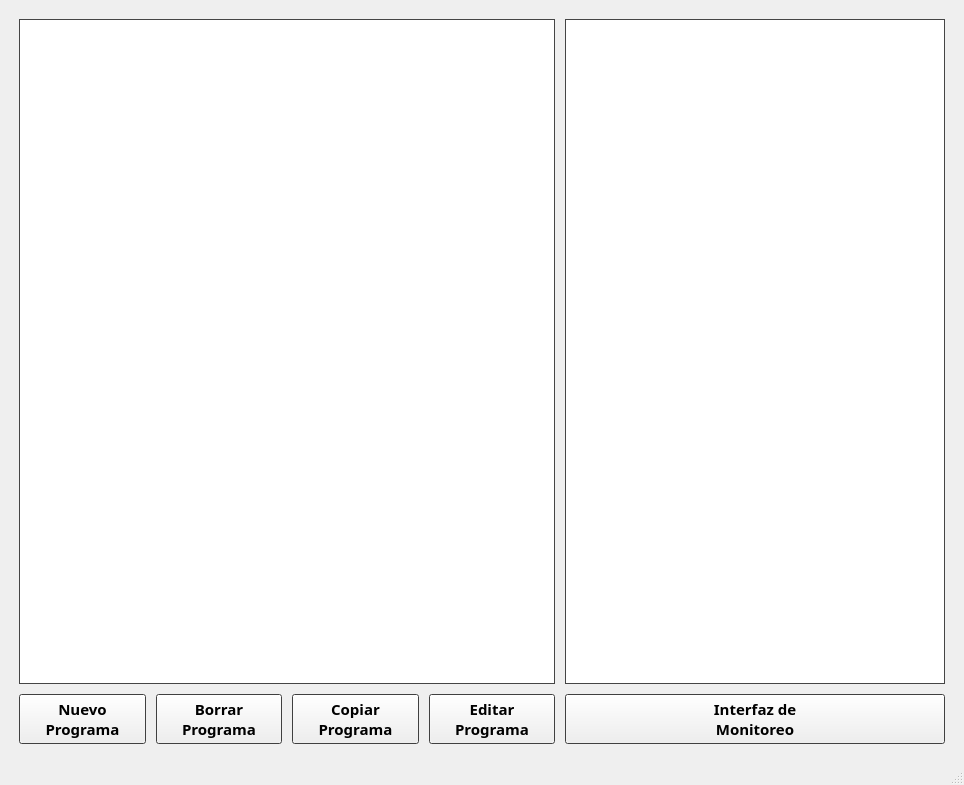
Above: GUI/PyQt Designer/SFVI.ui from jorgetrumbel/SFVI-MIA before the change. Below: the same form after it.
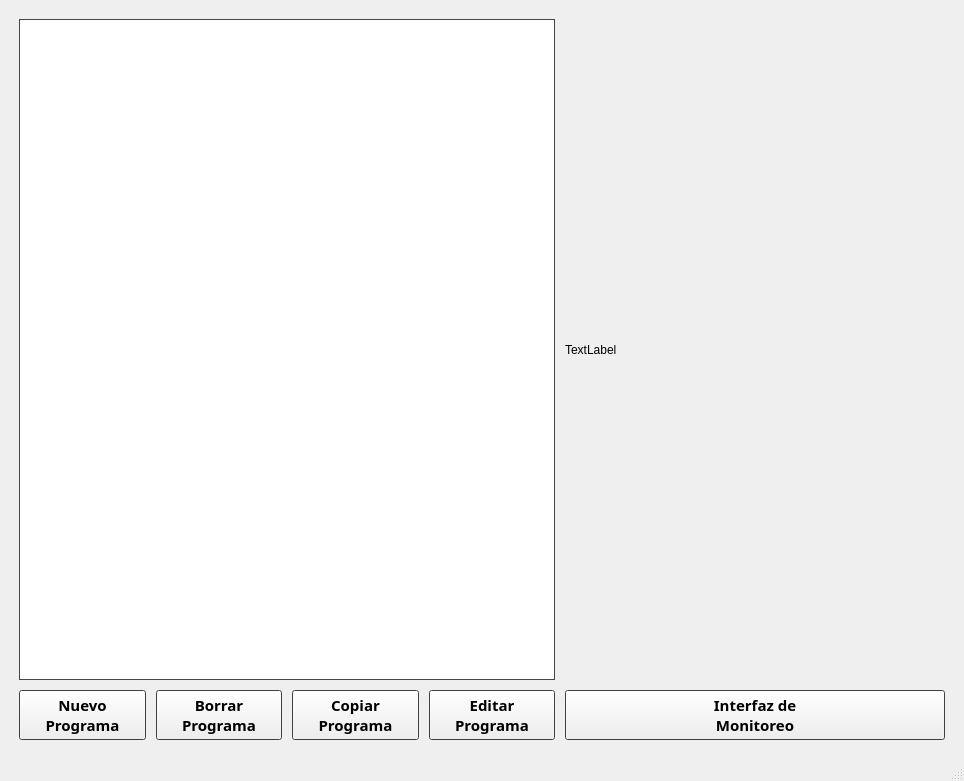
That is the form after the change. The open tabs and pages were chosen to show the change.

Commit message: Agregado de dialogo para ingreso de comando

Patch:
```diff
--- a/GUI/PyQt Designer/SFVI.ui
+++ b/GUI/PyQt Designer/SFVI.ui
@@ -7,7 +7,7 @@
     <x>0</x>
     <y>0</y>
     <width>964</width>
-    <height>785</height>
+    <height>781</height>
    </rect>
   </property>
   <property name="windowTitle">
@@ -427,93 +427,7 @@
         </property>
         <item>
          <layout class="QGridLayout" name="gridLayoutScreenProgrammingMain">
-          <item row="1" column="2">
-           <widget class="QPushButton" name="buttonCopyProgramScreenProgrammingMain">
-            <property name="sizePolicy">
-             <sizepolicy hsizetype="Expanding" vsizetype="Fixed">
-              <horstretch>1</horstretch>
-              <verstretch>0</verstretch>
-             </sizepolicy>
-            </property>
-            <property name="font">
-             <font>
-              <family>Sitka</family>
-              <pointsize>11</pointsize>
-              <weight>75</weight>
-              <bold>true</bold>
-             </font>
-            </property>
-            <property name="text">
-             <string>Copiar
-Programa</string>
-            </property>
-           </widget>
-          </item>
-          <item row="1" column="1">
-           <widget class="QPushButton" name="buttonEraseProgramScreenProgrammingMain">
-            <property name="sizePolicy">
-             <sizepolicy hsizetype="Expanding" vsizetype="Fixed">
-              <horstretch>1</horstretch>
-              <verstretch>0</verstretch>
-             </sizepolicy>
-            </property>
-            <property name="font">
-             <font>
-              <family>Sitka</family>
-              <pointsize>11</pointsize>
-              <weight>75</weight>
-              <bold>true</bold>
-             </font>
-            </property>
-            <property name="text">
-             <string>Borrar
-Programa</string>
-            </property>
-           </widget>
-          </item>
-          <item row="0" column="0" colspan="4">
-           <widget class="QGraphicsView" name="graphicsView_2">
-            <property name="sizePolicy">
-             <sizepolicy hsizetype="Expanding" vsizetype="Expanding">
-              <horstretch>4</horstretch>
-              <verstretch>0</verstretch>
-             </sizepolicy>
-            </property>
-           </widget>
-          </item>
-          <item row="1" column="0">
-           <widget class="QPushButton" name="buttonNewProgramScreenProgrammingMain">
-            <property name="sizePolicy">
-             <sizepolicy hsizetype="Expanding" vsizetype="Fixed">
-              <horstretch>1</horstretch>
-              <verstretch>0</verstretch>
-             </sizepolicy>
-            </property>
-            <property name="font">
-             <font>
-              <family>Sitka</family>
-              <pointsize>11</pointsize>
-              <weight>75</weight>
-              <bold>true</bold>
-             </font>
-            </property>
-            <property name="text">
-             <string>Nuevo
-Programa</string>
-            </property>
-           </widget>
-          </item>
-          <item row="0" column="4" colspan="4">
-           <widget class="QTextEdit" name="textEdit_2">
-            <property name="sizePolicy">
-             <sizepolicy hsizetype="Expanding" vsizetype="Expanding">
-              <horstretch>3</horstretch>
-              <verstretch>0</verstretch>
-             </sizepolicy>
-            </property>
-           </widget>
-          </item>
-          <item row="1" column="3">
+          <item row="1" column="7">
            <widget class="QPushButton" name="buttonEditProgramScreenProgrammingMain">
             <property name="sizePolicy">
              <sizepolicy hsizetype="Expanding" vsizetype="Fixed">
@@ -535,7 +449,29 @@
             </property>
            </widget>
           </item>
-          <item row="1" column="4" colspan="4">
+          <item row="1" column="4">
+           <widget class="QPushButton" name="buttonNewProgramScreenProgrammingMain">
+            <property name="sizePolicy">
+             <sizepolicy hsizetype="Expanding" vsizetype="Fixed">
+              <horstretch>1</horstretch>
+              <verstretch>0</verstretch>
+             </sizepolicy>
+            </property>
+            <property name="font">
+             <font>
+              <family>Sitka</family>
+              <pointsize>11</pointsize>
+              <weight>75</weight>
+              <bold>true</bold>
+             </font>
+            </property>
+            <property name="text">
+             <string>Nuevo
+Programa</string>
+            </property>
+           </widget>
+          </item>
+          <item row="1" column="9">
            <widget class="QPushButton" name="buttonChangeToMonitorMain">
             <property name="sizePolicy">
              <sizepolicy hsizetype="Expanding" vsizetype="Fixed">
@@ -557,6 +493,60 @@
             </property>
            </widget>
           </item>
+          <item row="0" column="4" colspan="4">
+           <widget class="QListView" name="listView"/>
+          </item>
+          <item row="1" column="5">
+           <widget class="QPushButton" name="buttonEraseProgramScreenProgrammingMain">
+            <property name="sizePolicy">
+             <sizepolicy hsizetype="Expanding" vsizetype="Fixed">
+              <horstretch>1</horstretch>
+              <verstretch>0</verstretch>
+             </sizepolicy>
+            </property>
+            <property name="font">
+             <font>
+              <family>Sitka</family>
+              <pointsize>11</pointsize>
+              <weight>75</weight>
+              <bold>true</bold>
+             </font>
+            </property>
+            <property name="text">
+             <string>Borrar
+Programa</string>
+            </property>
+           </widget>
+          </item>
+          <item row="1" column="6">
+           <widget class="QPushButton" name="buttonCopyProgramScreenProgrammingMain">
+            <property name="sizePolicy">
+             <sizepolicy hsizetype="Expanding" vsizetype="Fixed">
+              <horstretch>1</horstretch>
+              <verstretch>0</verstretch>
+             </sizepolicy>
+            </property>
+            <property name="font">
+             <font>
+              <family>Sitka</family>
+              <pointsize>11</pointsize>
+              <weight>75</weight>
+              <bold>true</bold>
+             </font>
+            </property>
+            <property name="text">
+             <string>Copiar
+Programa</string>
+            </property>
+           </widget>
+          </item>
+          <item row="0" column="9">
+           <widget class="QLabel" name="label">
+            <property name="text">
+             <string>TextLabel</string>
+            </property>
+           </widget>
+          </item>
          </layout>
         </item>
        </layout>
```
Left out of the diff: 54 changed lines with no effect on the pictures. The commit also changes 2 other files.
